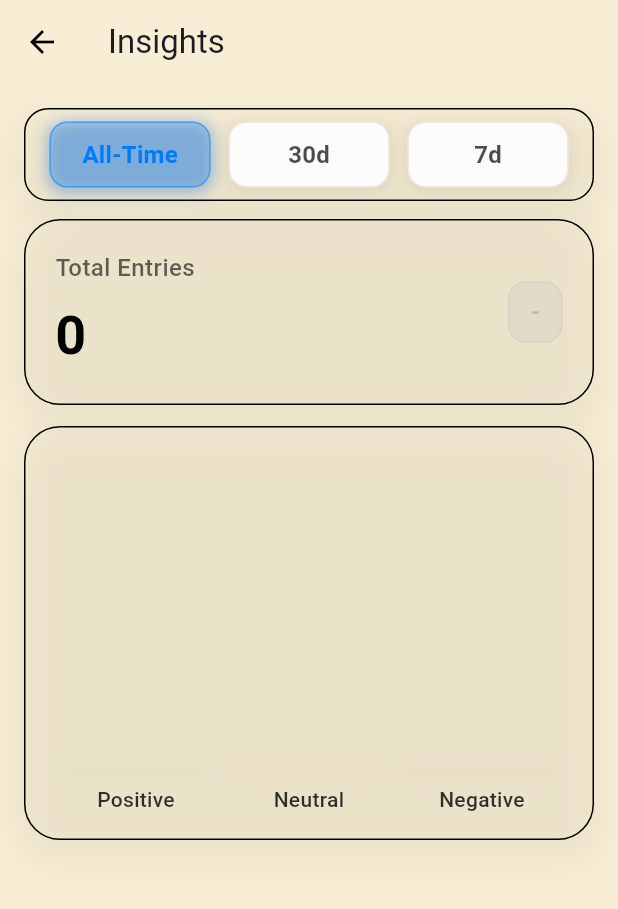
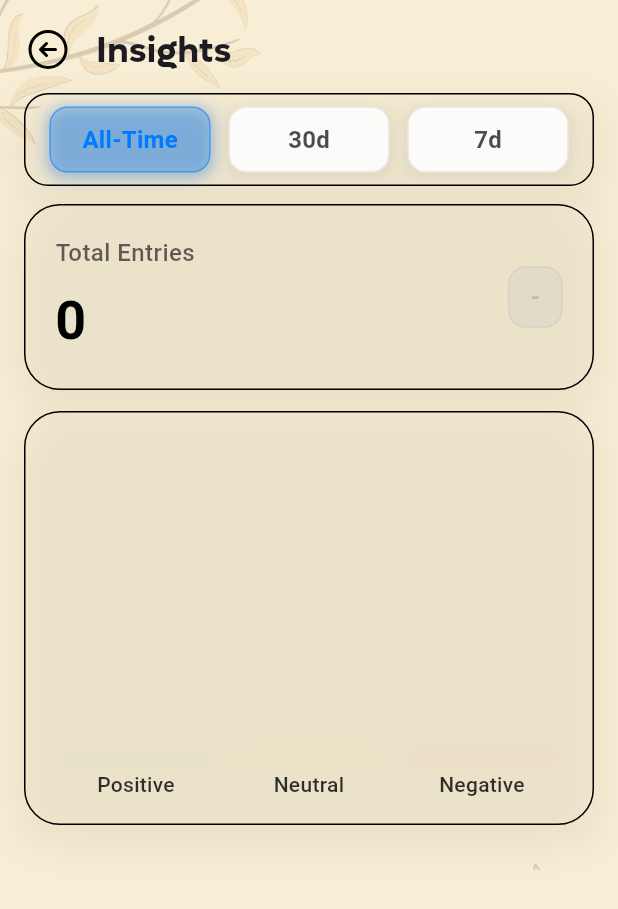
Before and after one commit to moizzulfiqar24/roohbaru_app, a Flutter app: the _InsightsView screen opened directly, on a phone screen of 412 x 824 dp. Shown: the top 909 px of the screen. Run offline on Flutter 3.47's test engine with Material 3 defaults, Android fonts, the phone set to English and light mode, and no system bars; our stand-ins replace bloc, cloud_firestore, equatable, firebase_auth, firebase_core, flutter_bloc and 7 more; accounts and stored records are empty; Roboto replaces fonts that are missing (SF Pro Display, SF Pro Text).

Commit message:
Update insights_screen.dart

```diff
--- a/lib/screens/insights_screen.dart
+++ b/lib/screens/insights_screen.dart
@@ -2,6 +2,7 @@
 
 import 'package:flutter/material.dart';
 import 'package:flutter_bloc/flutter_bloc.dart';
+import 'package:phosphor_flutter/phosphor_flutter.dart';
 import 'package:roohbaru_app/models/journal_entry.dart';
 import 'package:roohbaru_app/utils/mood_utils.dart';
 
@@ -67,11 +68,13 @@ class _InsightsView extends StatelessWidget {
   Widget build(BuildContext context) {
     return Scaffold(
       backgroundColor: defaultMoodBackground,
-      appBar: AppBar(
-        title: const Text('Insights'),
-        leading: const BackButton(),
+      body: Stack(
+        children: [
+          Positioned.fill(
+            child: Image.asset('assets/images/bg2.png', fit: BoxFit.cover),
           ),
-      body: BlocBuilder<InsightsBloc, InsightsState>(
+          SafeArea(
+            child: BlocBuilder<InsightsBloc, InsightsState>(
               builder: (ctx, state) {
                 final entries =
                     _filteredEntries(state.allEntries, state.durationFilter);
@@ -80,6 +83,30 @@ class _InsightsView extends StatelessWidget {
                   child: Column(
                     crossAxisAlignment: CrossAxisAlignment.stretch,
                     children: [
+                      Padding(
+                        padding: const EdgeInsets.only(bottom: 12),
+                        child: Row(
+                          children: [
+                            GestureDetector(
+                              onTap: () => Navigator.of(context).pop(),
+                              child: const Icon(
+                                PhosphorIcons.arrowCircleLeft,
+                                size: 32,
+                                color: Colors.black,
+                              ),
+                            ),
+                            const SizedBox(width: 16),
+                            const Text(
+                              'Insights',
+                              style: TextStyle(
+                                fontFamily: 'lufga-bold',
+                                fontSize: 24,
+                              ),
+                            ),
+                          ],
+                        ),
+                      ),
+
                       // 1) Duration selector
                       DurationSelector(
                         current: state.durationFilter,
@@ -113,12 +140,17 @@ class _InsightsView extends StatelessWidget {
                       const SizedBox(height: 2),
 
                       // 4) Pie‐chart breakdown for each category
-                for (final category in ['Positive', 'Neutral', 'Negative']) ...[
+                      for (final category in [
+                        'Positive',
+                        'Neutral',
+                        'Negative'
+                      ]) ...[
                         Builder(builder: (_) {
                           // build only moods with count ≥ 1
                           final breakdown = <String, int>{};
                           for (var m in _moodCategories[category]!) {
-                      final cnt = entries.where((e) => e.mood == m).length;
+                            final cnt =
+                                entries.where((e) => e.mood == m).length;
                             if (cnt > 0) breakdown[m] = cnt;
                           }
                           if (breakdown.isEmpty) return const SizedBox.shrink();
@@ -187,6 +219,9 @@ class _InsightsView extends StatelessWidget {
                 );
               },
             ),
+          ),
+        ],
+      ),
     );
   }
 }
```
Lines whose indentation alone changed are shown as unchanged.
